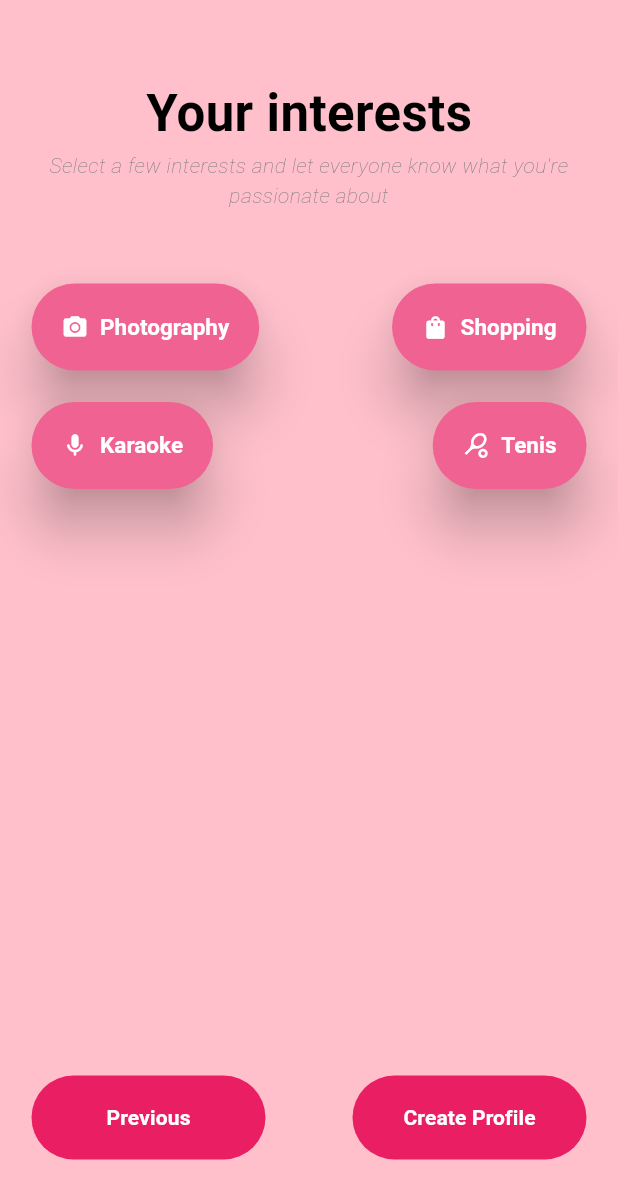
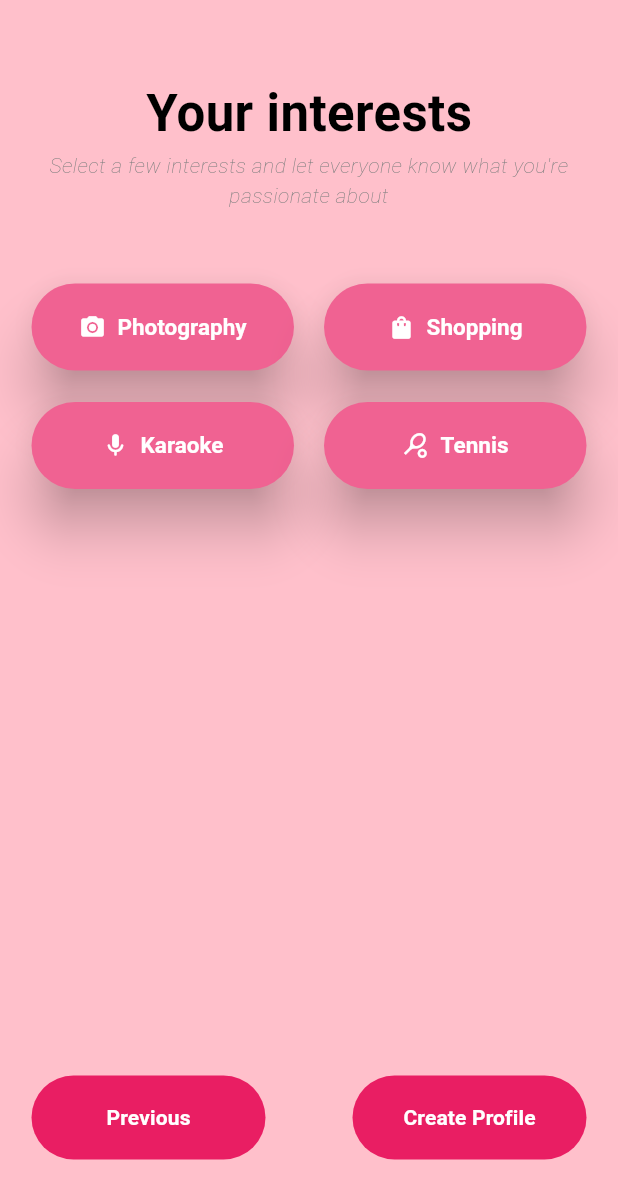
Before and after one commit to morischumacher/custom-love, a Flutter app: the ProfileDetailsPicture screen opened directly with empty values, after a tap on "Next", on a phone screen of 412 x 824 dp. Shown: the top 1199 px of the screen. Run offline on Flutter 3.47's test engine with Material 3 defaults, Android fonts, the phone set to English and light mode, and no system bars; our stand-ins replace file_picker, flutter_secure_storage, geolocator, google_fonts, image_picker, logger and 1 more; accounts and stored records are empty.

Commit message:
[47-creation-of-profile] Redirecting from interests to picture possible

```diff
--- a/frontend/lib/src/app/presentation/profile_details/pages/profile_details_interests.dart
+++ b/frontend/lib/src/app/presentation/profile_details/pages/profile_details_interests.dart
@@ -1,19 +1,40 @@
-import 'package:flutter/cupertino.dart';
 import 'package:flutter/material.dart';
-import 'package:frontend/src/app/presentation/profile_details/pages/profile_details_location.dart';
+import 'package:frontend/src/app/presentation/profile_details/pages/profile_details_picture.dart';
 import 'package:frontend/src/app/presentation/profile_details/pages/widgets/page_title.dart';
 
 import '../../../../config/theme.dart';
 
 class ProfileDetailsInterests extends StatefulWidget {
-  const ProfileDetailsInterests({super.key});
+  const ProfileDetailsInterests({
+    Key? key,
+    required this.gender,
+    required this.preference,
+    required this.dob
+  }) : super(key: key);
+
+  final String? gender;
+  final String? preference;
+  final String? dob;
 
   @override
-  State<ProfileDetailsInterests> createState() => _ProfileDetailsInterestsState();
+  State<ProfileDetailsInterests> createState() => _ProfileDetailsInterestsState(
+    dob: dob,
+    gender: gender,
+    preference: preference
+  );
 }
 
 class _ProfileDetailsInterestsState extends State<ProfileDetailsInterests> {
+  _ProfileDetailsInterestsState({
+    required this.gender,
+    required this.preference,
+    required this.dob
+  });
+
   final CustomLoveTheme _customLoveTheme = const CustomLoveTheme();
+  final String? gender;
+  final String? preference;
+  final String? dob;
 
   @override
   Widget build(BuildContext context) {
@@ -30,10 +51,13 @@ class _ProfileDetailsInterestsState extends State<ProfileDetailsInterests> {
                     bottomPadding: 49.0
                 ),
                 Center(
+                  child: Container(
+                    constraints: BoxConstraints(maxWidth: 400),
                     child: Row(
                       mainAxisAlignment: MainAxisAlignment.spaceBetween,
                       children: [
-                      ElevatedButton.icon(
+                        Expanded(
+                          child: ElevatedButton.icon(
                             // child: const Text("Shopping"),
                               icon: const Icon(Icons.photo_camera),
                               label: const Text("Photography"),
@@ -53,7 +77,10 @@ class _ProfileDetailsInterestsState extends State<ProfileDetailsInterests> {
                                   )
                               )
                           ),
-                      ElevatedButton.icon(
+                        ),
+                        SizedBox(width: 20),
+                        Expanded(
+                          child: ElevatedButton.icon(
                             // child: const Text("Shopping"),
                             icon: const Icon(Icons.shopping_bag),
                             label: const Text("Shopping"),
@@ -73,15 +100,20 @@ class _ProfileDetailsInterestsState extends State<ProfileDetailsInterests> {
                               )
                             )
                           ),
+                        ),
                       ],
+                    ),
                   ),
                 ),
                 const SizedBox(height: 21.0),
                 Center(
+                  child: Container(
+                    constraints: BoxConstraints(maxWidth: 400),
                     child: Row(
                       mainAxisAlignment: MainAxisAlignment.spaceBetween,
                       children: [
-                      ElevatedButton.icon(
+                        Expanded(
+                          child: ElevatedButton.icon(
                             // child: const Text("Shopping"),
                               icon: const Icon(Icons.mic_rounded),
                               label: const Text("Karaoke"),
@@ -101,11 +133,13 @@ class _ProfileDetailsInterestsState extends State<ProfileDetailsInterests> {
                                   )
                               )
                           ),
-                      const Spacer(),
-                      ElevatedButton.icon(
+                        ),
+                        const SizedBox(width: 20),
+                        Expanded(
+                          child: ElevatedButton.icon(
                             // child: const Text("Shopping"),
                               icon: const Icon(Icons.sports_tennis),
-                          label: const Text("Tenis"),
+                              label: const Text("Tennis"),
                               onPressed: () {},
                               style: ElevatedButton.styleFrom(
                                   padding: const EdgeInsets.all(20.0),
@@ -122,7 +156,9 @@ class _ProfileDetailsInterestsState extends State<ProfileDetailsInterests> {
                                   )
                               )
                           ),
+                        ),
                       ],
+                    ),
                   ),
                 ),
                 const Spacer(),
@@ -152,7 +188,10 @@ class _ProfileDetailsInterestsState extends State<ProfileDetailsInterests> {
       ),
       onPressed: () {
         Navigator.push(context, MaterialPageRoute(builder: (context) {
-          return ProfileDetailsLocation(
+          return ProfileDetailsPicture(
+            dob: dob,
+            gender: gender,
+            preference: preference,
           );
         }));
       },
--- a/frontend/lib/src/app/presentation/profile_details/pages/profile_details_location.dart
+++ b/frontend/lib/src/app/presentation/profile_details/pages/profile_details_location.dart
@@ -3,6 +3,7 @@ import 'package:frontend/src/app/presentation/profile_details/pages/profile_deta
 import 'package:frontend/src/app/presentation/profile_details/pages/profile_details_picture.dart';
 import 'package:frontend/src/app/presentation/profile_details/pages/widgets/page_title.dart';
 
+/*
 class ProfileDetailsLocation extends StatefulWidget {
   const ProfileDetailsLocation({super.key});
 
@@ -164,3 +165,6 @@ class _ProfileDetailsLocationState extends State<ProfileDetailsLocation> {
     );
   }
 }
+
+
+ */
--- a/frontend/lib/src/app/presentation/profile_details/pages/profile_details_picture.dart
+++ b/frontend/lib/src/app/presentation/profile_details/pages/profile_details_picture.dart
@@ -4,7 +4,6 @@ import 'package:file_picker/file_picker.dart';
 import 'package:flutter/material.dart';
 import 'package:frontend/src/app/presentation/profile_details/pages/profile_details.dart';
 import 'package:frontend/src/app/presentation/profile_details/pages/profile_details_interests.dart';
-import 'package:frontend/src/app/presentation/profile_details/pages/profile_details_location.dart';
 import 'package:frontend/src/app/presentation/profile_details/pages/widgets/page_title.dart';
 import 'package:image_picker/image_picker.dart';
 
@@ -149,7 +148,11 @@ class _ProfileDetailsPictureState extends State<ProfileDetailsPicture> {
       ),
       onPressed: () {
         Navigator.push(context, MaterialPageRoute(builder: (context) {
-          return ProfileDetailsInterests();
+          return ProfileDetailsInterests(
+            dob: dob,
+            gender: gender,
+            preference: preference,
+          );
         }));
       },
       child: const Text(
--- a/frontend/pubspec.yaml
+++ b/frontend/pubspec.yaml
@@ -45,6 +45,9 @@ dependencies:
   google_fonts: 6.1.0
   xml: 6.3.0
   geolocator: 10.1.0
+  file_picker: ^4.5.1
+  image_picker_web: any
+  image_picker: ^0.8.5
 
 dev_dependencies:
   flutter_test:
```
Also changed, not shown: 1 other file. Lines whose indentation alone changed are shown as unchanged.
